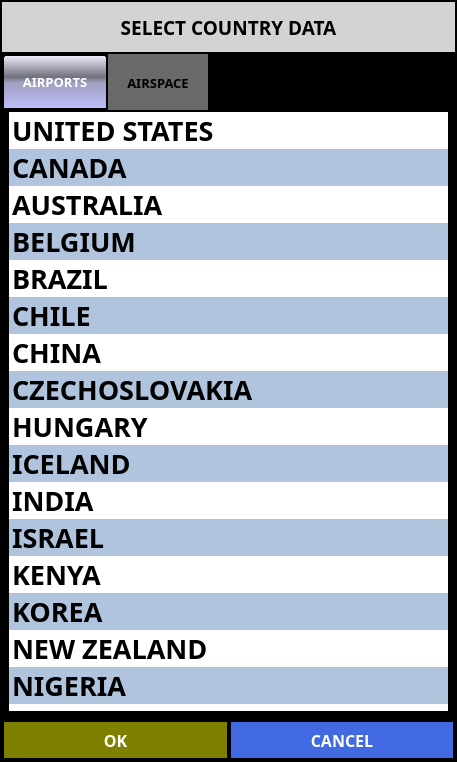
This is ui/CountryDialog.ui in UnexplodedMinds/Stratofier as Qt 5 draws it before an edit. The edited form follows.
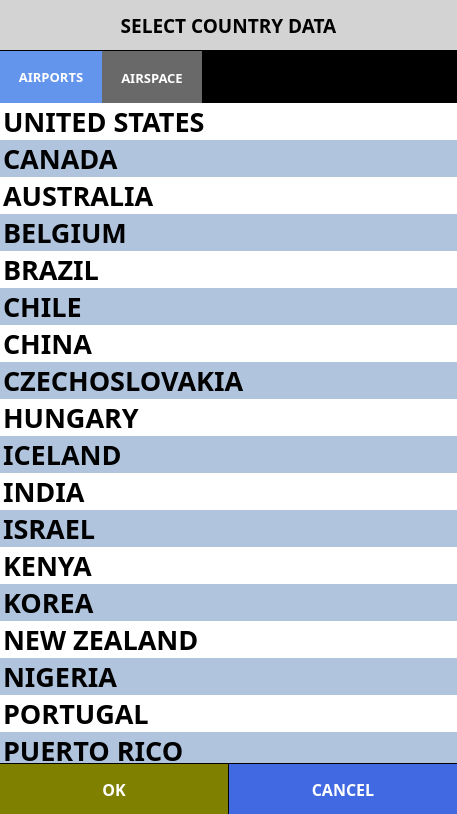
This is the edited form. The open tabs and pages were chosen to show the change.

Diff of the .ui file:
```diff
--- a/ui/CountryDialog.ui
+++ b/ui/CountryDialog.ui
@@ -7,7 +7,7 @@
     <x>0</x>
     <y>0</y>
     <width>457</width>
-    <height>762</height>
+    <height>814</height>
    </rect>
   </property>
   <property name="sizePolicy">
@@ -91,14 +91,18 @@
   <property name="windowTitle">
    <string>COUNTRIES</string>
   </property>
+  <property name="autoFillBackground">
+   <bool>false</bool>
+  </property>
   <property name="styleSheet">
    <string notr="true">QPushButton
 {
 	border: none;
 	background-color: DimGray;
 	color: white;
-	margin: 2px;
+	margin: 0px;
 }
+
 QPushButton::pressed
 {
 	border: none;
@@ -106,22 +110,23 @@
 	color: black;
 	margin: 2px;
 }
-QComboBox
+
+QTabWidget
 {
-	background-color: DimGray;
-	color: black;
+	margin: 0px;
 }
+
 QTabWidget::pane
 {
-	border-left: 5px solid black;
-	border-right: 5px solid black;
-	border-top: 0px;
-	border-bottom: 5px solid black;
+	border: none;
+	margin: 0px;
 }
+
 QTabWidget::tab-bar
 {
 	alignment: center;
 }
+
 QTabBar::tab
 {
 	font-family: Sans-serif;
@@ -130,44 +135,48 @@
 	min-width: 100px;
 	min-height: 50px;
 	background: DimGray;
-	color: black;
+	color: white;
+	border: none;
 }
+
 QTabBar::tab:selected
 {
-	background: qlineargradient( x1: 0, y1: 0, x2: 0, y2: 1, stop: 0 #F0F0FF, stop: 0.4 #70707F, stop: 0.5 #A0A0BF, stop: 1.0 #BFBFFF );
+	background: CornflowerBlue;
+	font-family: Sans-serif;
 	font-size: 10pt;
 	font-weight: bold;
 	color: white;
 	padding: 1px;
 	min-width: 100px;
 	min-height: 50px;
-	border: 2px solid black;
-	border-top-left-radius: 4px;
-	border-top-right-radius: 4px;
+	border: none;
 }
 </string>
   </property>
   <layout class="QGridLayout" name="gridLayout">
    <property name="leftMargin">
-    <number>2</number>
+    <number>0</number>
    </property>
    <property name="topMargin">
-    <number>2</number>
+    <number>0</number>
    </property>
    <property name="rightMargin">
-    <number>2</number>
+    <number>0</number>
    </property>
    <property name="bottomMargin">
-    <number>2</number>
+    <number>0</number>
    </property>
    <property name="horizontalSpacing">
     <number>0</number>
    </property>
    <property name="verticalSpacing">
-    <number>2</number>
+    <number>1</number>
    </property>
    <item row="2" column="0" colspan="2">
     <layout class="QHBoxLayout" name="horizontalLayout">
+     <property name="spacing">
+      <number>1</number>
+     </property>
      <item>
       <widget class="QPushButton" name="m_pOKButton">
        <property name="sizePolicy">
@@ -179,13 +188,7 @@
        <property name="minimumSize">
         <size>
          <width>0</width>
-         <height>40</height>
-        </size>
-       </property>
-       <property name="maximumSize">
-        <size>
-         <width>16777215</width>
-         <height>200</height>
+         <height>50</height>
         </size>
        </property>
        <property name="font">
@@ -205,7 +208,9 @@
 	border: none;
 	background-color: Olive;
 	color: white;
+	margin: 0px;
 }
+
 QPushButton::pressed
 {
 	border: none;
@@ -239,7 +244,7 @@
        <property name="minimumSize">
         <size>
          <width>0</width>
-         <height>40</height>
+         <height>50</height>
         </size>
        </property>
        <property name="font">
@@ -338,6 +343,9 @@
        <bold>true</bold>
       </font>
      </property>
+     <property name="autoFillBackground">
+      <bool>false</bool>
+     </property>
      <property name="currentIndex">
       <number>1</number>
      </property>
@@ -406,24 +414,27 @@
         </disabled>
        </palette>
       </property>
+      <property name="autoFillBackground">
+       <bool>false</bool>
+      </property>
       <attribute name="title">
        <string>AIRPORTS</string>
       </attribute>
       <layout class="QVBoxLayout" name="verticalLayout">
        <property name="spacing">
-        <number>2</number>
+        <number>0</number>
        </property>
        <property name="leftMargin">
-        <number>2</number>
+        <number>0</number>
        </property>
        <property name="topMargin">
-        <number>2</number>
+        <number>0</number>
        </property>
        <property name="rightMargin">
-        <number>2</number>
+        <number>0</number>
        </property>
        <property name="bottomMargin">
-        <number>2</number>
+        <number>0</number>
        </property>
        <item>
         <widget class="QListWidget" name="m_pAirportList">
@@ -435,6 +446,9 @@
            <bold>true</bold>
           </font>
          </property>
+         <property name="autoFillBackground">
+          <bool>false</bool>
+         </property>
          <property name="styleSheet">
           <string notr="true">QListWidget
 {
```
Left out of the diff: 15 changed lines with no effect on the pictures.
